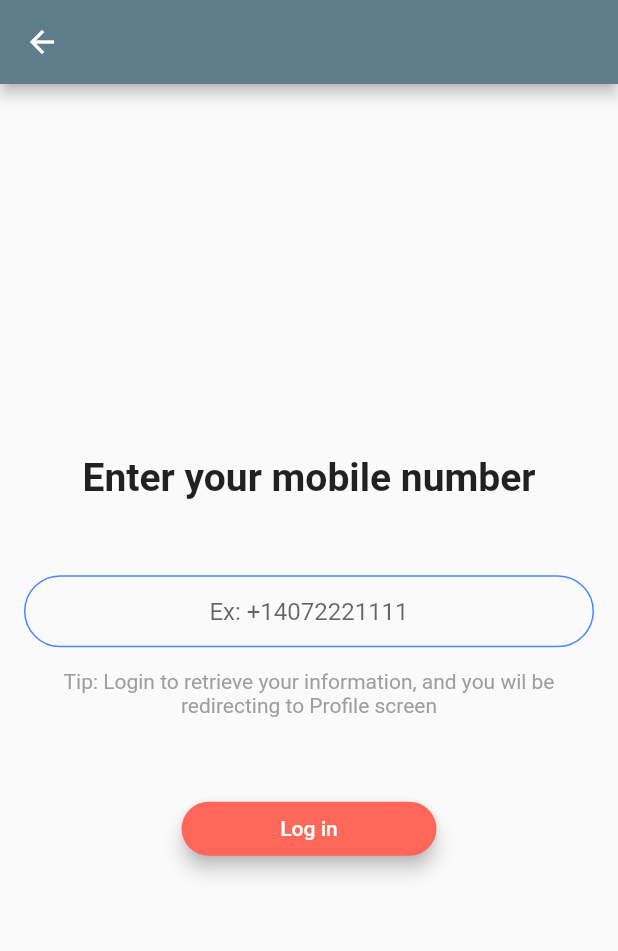
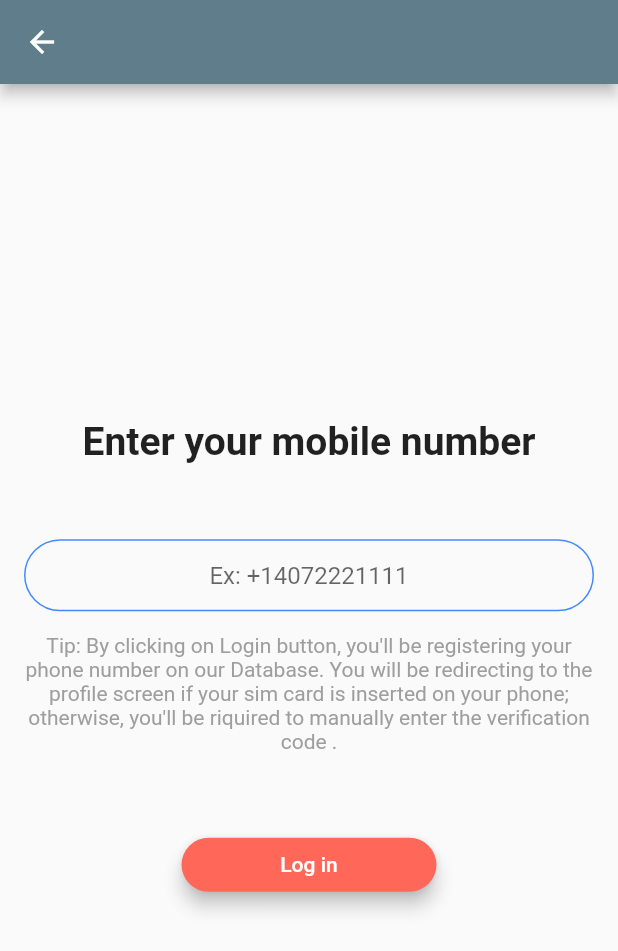
Before and after one commit to Toby14/login_firebase, a Flutter app: the screen it shows after launch, after a tap on "Sign in with Phone Number", on a phone screen of 412 x 824 dp. Shown: the top 951 px of the screen. Run offline on Flutter 3.47's test engine with Material 2 defaults, Android fonts, the phone set to English and light mode, and no system bars; our stand-ins replace animated_text_kit, cloud_firestore, firebase_auth, modal_progress_hud; accounts and stored records are empty.

Commit message:
update tip message on phone login screen

```diff
--- a/lib/login_with_phone.dart
+++ b/lib/login_with_phone.dart
@@ -56,6 +56,7 @@ class _LoginWithPhoneState extends State<LoginWithPhone> {
 
         // Manually ask the user to input the code that was sent to their phone number
         codeSent: (String verificationID, [int forceResendingToken]) {
+
           showDialog(
               context: context,
               barrierDismissible: false,
@@ -84,6 +85,8 @@ class _LoginWithPhoneState extends State<LoginWithPhone> {
 
                         AuthResult result =
                             await _auth.signInWithCredential(credential);
+                        // pop up to the landing screen
+                        Navigator.of(context).pop();
 
                         _loggedInUser = result.user;
 
@@ -102,6 +105,7 @@ class _LoginWithPhoneState extends State<LoginWithPhone> {
                   ],
                 );
               });
+
         },
         codeAutoRetrievalTimeout: null);
   }
@@ -166,7 +170,11 @@ class _LoginWithPhoneState extends State<LoginWithPhone> {
                   height: 15.0,
                 ),
                 Text(
-                  "Tip: Login to retrieve your information, and you wil be redirecting to Profile screen",
+                  "Tip: By clicking on Login button, you'll be registering your "
+                      "phone number on our Database. You will be redirecting to "
+                      "the profile screen if your sim card is inserted on your phone; "
+                      "otherwise, you'll be riquired to manually enter the verification code .",
+
                   style: TextStyle(
                     color: Colors.grey,
                   ),
@@ -188,7 +196,7 @@ class _LoginWithPhoneState extends State<LoginWithPhone> {
 
                       loginUser(phoneNumber);
 
-//                    _phoneController.clear();
+                    _phoneController.clear();
 
                     showSpinner = false;
                   },
--- a/lib/profile_screen.dart
+++ b/lib/profile_screen.dart
@@ -129,7 +129,7 @@ class _ProfilePageState extends State<ProfilePage> {
                           mainAxisAlignment: MainAxisAlignment.spaceEvenly,
                           crossAxisAlignment: CrossAxisAlignment.center,
                           children: <Widget>[
-                            Text("Hello there,")
+                            Text("Hello there, ${widget.user.phoneNumber}")
                           ],
                         ),
                       ),
```
